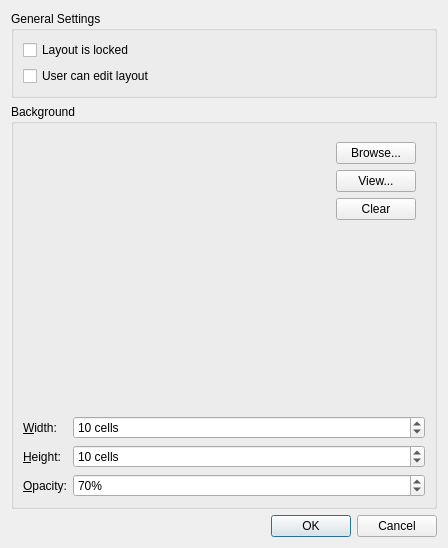
Old version of the form client/src/ui/dialogs/layout_settings_dialog.ui in the repository networkoptix/nx_open.
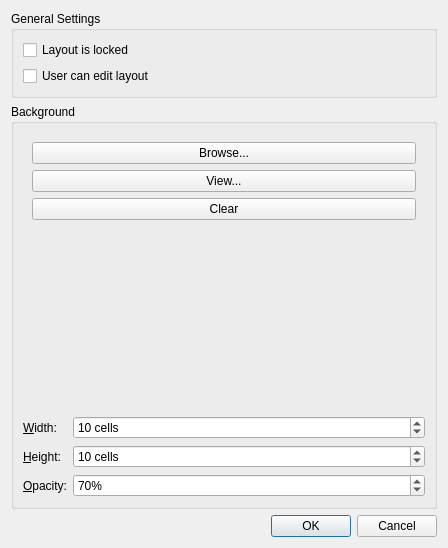
New version of the form.

Commit message:
Framed picture preview in layout settings dialog; supports opacity
<==== Mercurial data ====>
Branch: master

The edit to the form file:
```diff
--- a/client/src/ui/dialogs/layout_settings_dialog.ui
+++ b/client/src/ui/dialogs/layout_settings_dialog.ui
@@ -49,17 +49,7 @@
          <number>0</number>
         </property>
         <widget class="QWidget" name="page">
-         <layout class="QHBoxLayout" name="horizontalLayout" stretch="1,0">
-          <item>
-           <widget class="QLabel" name="imageLabel">
-            <property name="text">
-             <string notr="true">&lt;No image&gt;</string>
-            </property>
-            <property name="alignment">
-             <set>Qt::AlignCenter</set>
-            </property>
-           </widget>
-          </item>
+         <layout class="QHBoxLayout" name="horizontalLayout" stretch="0">
           <item>
            <layout class="QVBoxLayout" name="verticalLayout_6">
             <item>
```
Left out of the diff: 2 changed lines with no effect on the pictures. The commit also changes 2 other files.
